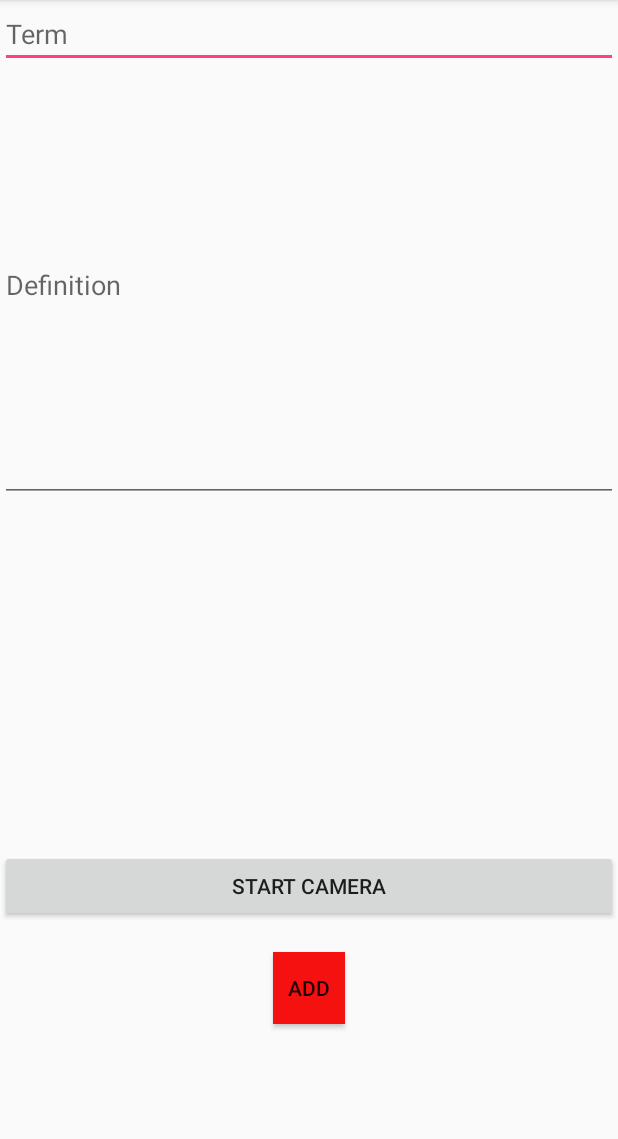
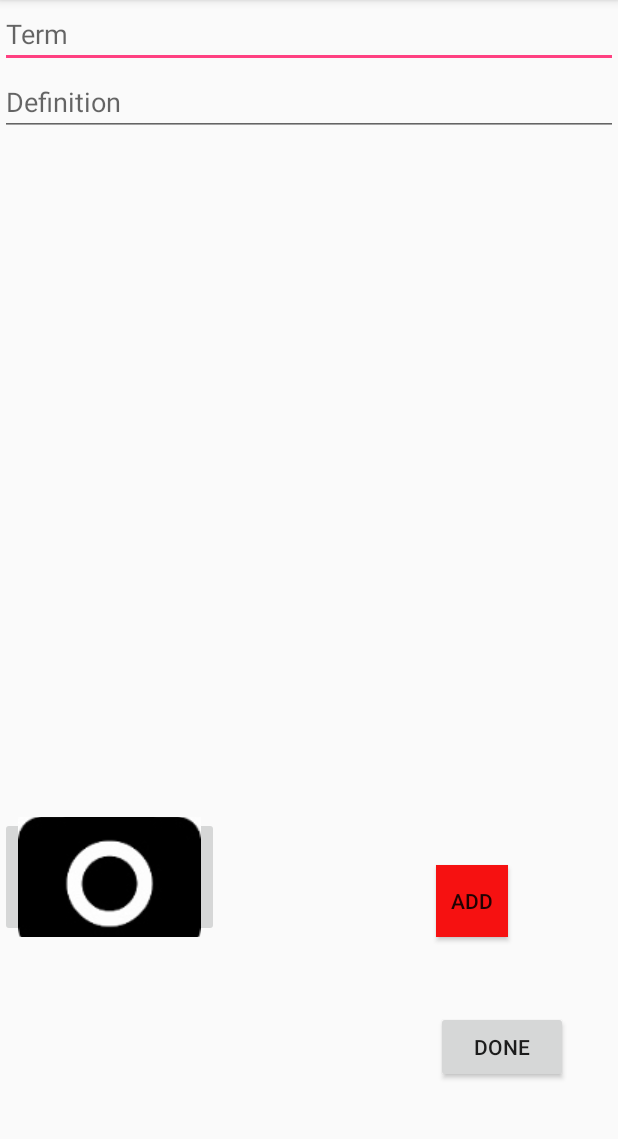
Before and after one commit to arturoaram/FlashCardsParse, an Android app: the CreateFlashcards screen opened directly, with no data from a screen before it, on a phone screen of 412 x 824 dp, the part 84-1223 px from its top. Run offline under Robolectric (Android 15) with nearby library versions, the phone set to English and light mode, and no system bars.

Commit message:
updated version 3/25/2016 at 1:48 set title and create flashcards

```diff
--- a/app/build.gradle
+++ b/app/build.gradle
@@ -23,7 +23,8 @@ dependencies {
     compile fileTree(dir: 'libs', include: ['*.jar'])
     //testCompile 'junit:junit:4.12'
     compile files('libs/Parse-1.13.0.jar')
-    compile 'com.android.support:design:23.2.0'
+    compile 'com.android.support:design:23.1.0'
+
     compile 'com.parse.bolts:bolts-android:1.+'
     //compile 'com.parse:parse-android:1.+'
     compile 'com.google.android.gms:play-services-appindexing:8.1.0'
--- a/app/src/main/AndroidManifest.xml
+++ b/app/src/main/AndroidManifest.xml
@@ -4,6 +4,8 @@
 
     <uses-permission android:name="android.permission.INTERNET"/>
     <uses-permission android:name="android.permission.ACCESS_NETWORK_STATE" />
+    <uses-permission android:name="android.permission.READ_EXTERNAL_STORAGE"/>
+    <uses-permission android:name="android.permission.WRITE_EXTERNAL_STORAGE"/>
     <uses-permission android:name="android.permission.CAMERA"/>
     <application
         android:allowBackup="true"
@@ -29,7 +31,8 @@
         </activity>
         <activity android:name=".Credentials"/>
         <activity android:name=".RegisterCredentials" />
-        <activity android:name=".UserMenu"
+        <activity android:name=".UserMenu"/>
+            <activity android:name=".SetTitleofFC"
             android:label="@string/app_name"
         />
         <activity android:name=".CreateFlashcards"
--- a/app/src/main/java/com/example/arturo/flashcardsparse/RegisterCredentials.java
+++ b/app/src/main/java/com/example/arturo/flashcardsparse/RegisterCredentials.java
@@ -104,6 +104,7 @@ public class RegisterCredentials extends Activity {
 
 
                 //Adding data to the internal database
+
                 ParseUser pUser = new ParseUser();
                 pUser.setEmail(emailText.getText().toString());
                 pUser.setUsername(usernameText.getText().toString());
--- a/app/src/main/res/layout/create_flashcards.xml
+++ b/app/src/main/res/layout/create_flashcards.xml
@@ -1,5 +1,5 @@
 <?xml version="1.0" encoding="utf-8"?>
-<LinearLayout xmlns:android="http://schemas.android.com/apk/res/android"
+<RelativeLayout xmlns:android="http://schemas.android.com/apk/res/android"
     android:orientation="vertical" android:layout_width="match_parent"
     android:layout_height="match_parent"
     android:weightSum="1">
@@ -9,7 +9,7 @@
         android:layout_width="match_parent"
         android:layout_height="wrap_content"
         android:id="@+id/editText"
-        android:hint="Term" />
+        android:hint="@string/Term" />
 
     <EditText
         android:layout_width="match_parent"
@@ -17,34 +17,66 @@
         android:inputType="textMultiLine"
         android:ems="10"
         android:id="@+id/editText2"
-        android:hint="Definition"
-        android:layout_weight="0.42" />
+        android:hint="@string/Definition"
+        android:layout_weight="0.42"
+        android:layout_gravity="center_vertical"
+        android:layout_alignParentLeft="true"
+        android:layout_alignParentStart="true"
+        android:layout_below="@+id/editText" />
 
     <ImageView
-        android:layout_width="171dp"
-        android:layout_height="wrap_content"
+        android:layout_width="100dp"
+        android:layout_height="75dp"
         android:id="@+id/imageView"
-        android:text="add Picture"
+
         android:onClick="ADD PICTURE"
-        android:layout_weight="0.40" />
+        android:layout_weight="0.56"
+        android:layout_alignParentLeft="true"
+        android:layout_alignParentStart="true"
+        android:layout_below="@+id/editText2"
+        android:layout_toLeftOf="@+id/button"
+        android:layout_toStartOf="@+id/button"
+        android:layout_above="@+id/startCamera" />
 
-    <Button
-        android:layout_width="match_parent"
-        android:layout_height="wrap_content"
-        android:text="start Camera"
+    <ImageButton
+        android:layout_width="wrap_content"
+        android:layout_height="80dp"
+      android:text="Start Camera"
+        android:src="@drawable/camera"
         android:onClick="selectImage"
-        android:id="@+id/startCamera"/>
+        android:id="@+id/startCamera"
+        android:layout_weight="0.06"
+        android:layout_gravity="right"
+        android:layout_marginBottom="49dp"
+        android:layout_above="@+id/doneBtn"
+        android:layout_alignParentLeft="true"
+        android:layout_alignParentStart="true" />
 
     <Button
         style="?android:attr/buttonStyleSmall"
         android:layout_width="wrap_content"
         android:layout_height="wrap_content"
-        android:text="Add"
+        android:text="@string/Add"
         android:id="@+id/button"
         android:layout_gravity="center_horizontal"
-        android:layout_marginBottom="-20dp"
-        android:layout_marginTop="20dp"
         android:background="#f61111"
-        android:onClick="addToDB" />
+        android:onClick="addToDB"
+        android:layout_alignBottom="@+id/startCamera"
+        android:layout_alignParentRight="true"
+        android:layout_alignParentEnd="true"
+        android:layout_marginRight="73dp"
+        android:layout_marginEnd="73dp" />
 
-</LinearLayout>
+    <Button
+        android:layout_width="wrap_content"
+        android:layout_height="wrap_content"
+        android:text="@string/Done"
+        android:onClick="doneBtn"
+        android:id="@+id/doneBtn"
+        android:layout_gravity="right"
+        android:layout_marginBottom="46dp"
+        android:layout_alignParentBottom="true"
+        android:layout_alignLeft="@+id/button"
+        android:layout_alignStart="@+id/button" />
+
+</RelativeLayout>
```
Also changed, not shown: app/src/main/java/com/example/arturo/flashcardsparse/CreateFlashcards.java (+103 -52 lines), app/src/main/java/com/example/arturo/flashcardsparse/SetTitleofFC.java (added, +78 -0 lines), app/src/main/res/layout/user_menu.xml (+4 -4 lines), app/src/main/res/values/strings.xml (+29 -0 lines), app/src/main/res/drawable/camera.jpg (added).
